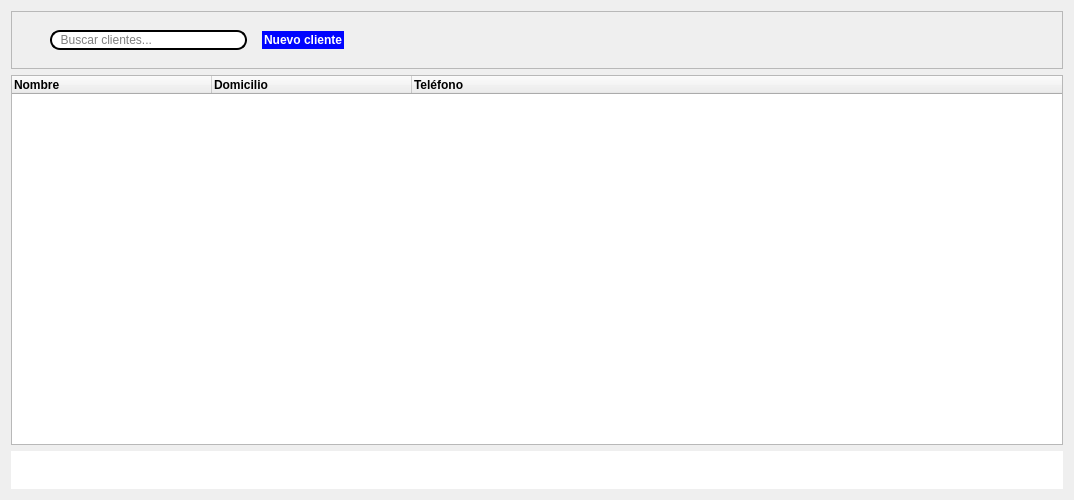
Before: the Qt Designer form resources/ui/client_tab.ui in Julian2455/beatmat, drawn with Qt 5.
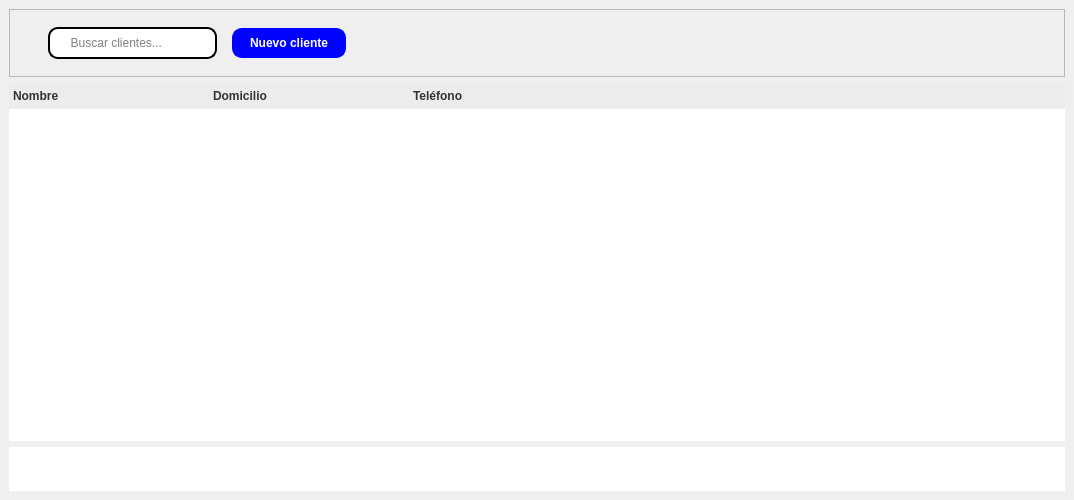
After: the same form once the commit is applied. Icons and pictures are not drawn.

The edit to the form file:
```diff
--- a/resources/ui/client_tab.ui
+++ b/resources/ui/client_tab.ui
@@ -13,7 +13,108 @@
   <property name="windowTitle">
    <string>Form</string>
   </property>
+  <property name="styleSheet">
+   <string notr="true">/* Fondo general */
+QMainWindow {
+    background-color: #f9f9f9;
+    font-family: &quot;Poppins&quot;, &quot;Segoe UI&quot;, sans-serif;
+    font-size: 14px;
+}
+
+/* Botón &quot;Nuevo cliente&quot; */
+QPushButton {
+    background-color: #007BFF;
+    color: white;
+    border-radius: 8px;
+    padding: 6px 16px;
+    font-weight: bold;
+}
+QPushButton:hover {
+    background-color: #0056b3;
+}
+
+/* QLineEdit (buscador) */
+QLineEdit {
+    border: 2px solid #ddd;
+    border-radius: 8px;
+    padding: 6px 12px;
+    background-color: white;
+}
+QLineEdit:focus {
+    border-color: #007BFF;
+}
+
+/* QTableWidget / QTableView */
+QHeaderView::section {
+    background-color: #ececec;
+    color: #333;
+    padding: 4px;
+    border: none;
+    font-weight: bold;
+}
+QTableWidget {
+    border: 1px solid #ddd;
+    background-color: white;
+    gridline-color: #ccc;
+    alternate-background-color: #f2f2f2;
+}
+QTableWidget::item {
+    padding: 6px;
+}
+QTableWidget::item:hover {
+    background-color: #f0f8ff;
+}
+
+/* QTabWidget (barra de navegación) */
+QTabBar::tab {
+    background: #2C3E50;
+    color: white;
+    padding: 10px 20px;
+    border-top-left-radius: 6px;
+    border-top-right-radius: 6px;
+}
+QTabBar::tab:selected {
+    background: #34495E;
+    font-weight: bold;
+    border-bottom: 2px solid #007BFF;
+}
+QTabBar::tab:hover {
+    background: #3E556E;
+}
+
+/* Paginación (si usás QLabel/QPushButton para ello) */
+QLabel#paginaActual {
+    color: #007BFF;
+    font-weight: bold;
+}
+QPushButton#btnAnterior, QPushButton#btnSiguiente {
+    background-color: transparent;
+    border: none;
+    color: #007BFF;
+    font-size: 16px;
+}
+QPushButton#btnAnterior:hover, QPushButton#btnSiguiente:hover {
+    color: #0056b3;
+    font-weight: bold;
+}
+</string>
+  </property>
   <layout class="QVBoxLayout" name="verticalLayout_7">
+   <property name="spacing">
+    <number>6</number>
+   </property>
+   <property name="leftMargin">
+    <number>9</number>
+   </property>
+   <property name="topMargin">
+    <number>9</number>
+   </property>
+   <property name="rightMargin">
+    <number>9</number>
+   </property>
+   <property name="bottomMargin">
+    <number>9</number>
+   </property>
    <item>
     <widget class="QFrame" name="frame_2">
      <property name="frameShape">
@@ -137,6 +238,7 @@
      </property>
      <property name="styleSheet">
       <string notr="true">color: rgb(0, 0, 0);
+border:none;
 </string>
      </property>
      <property name="frameShadow">
```
